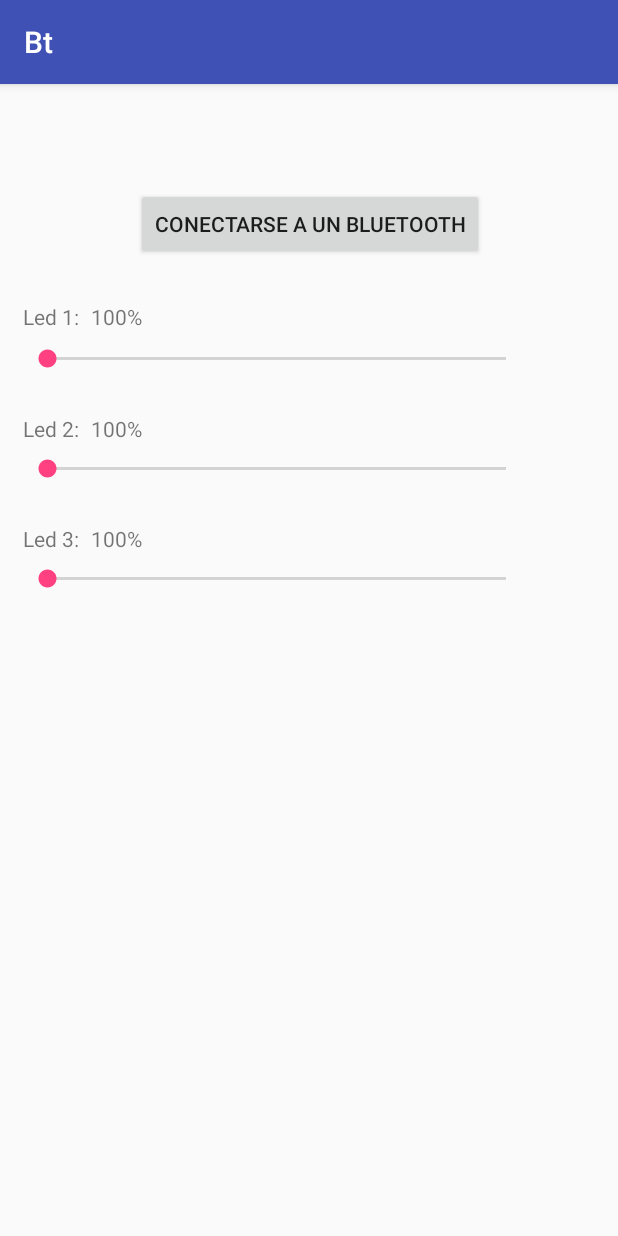
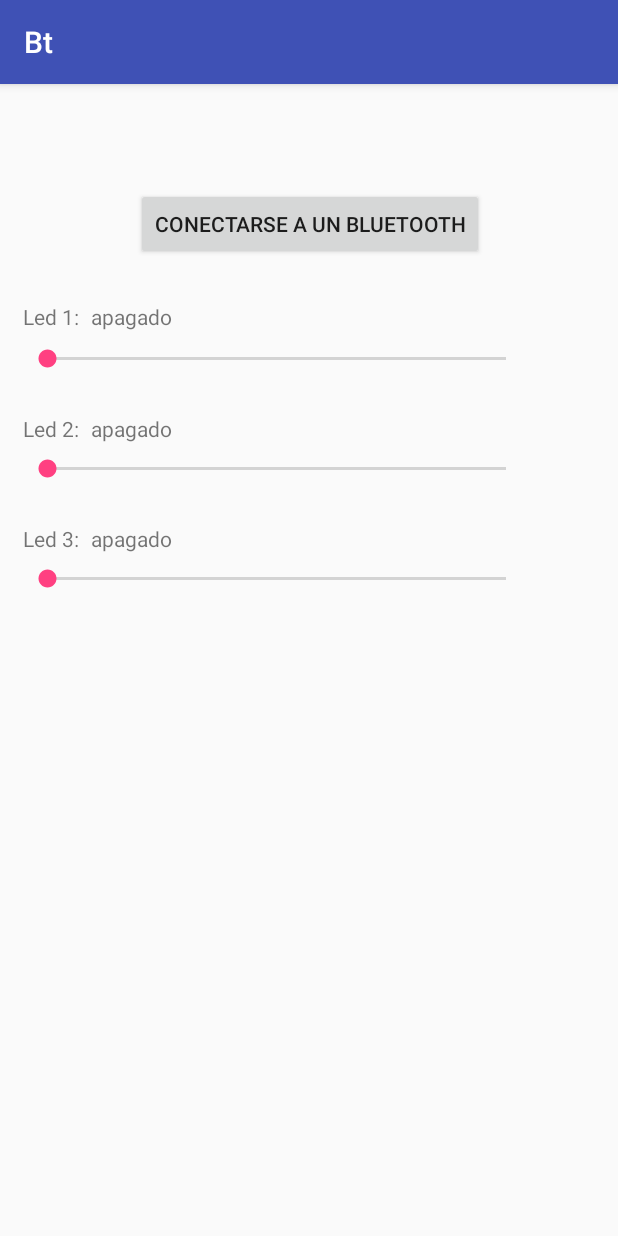
Before and after one commit to farameo/Bt, an Android app: the screen it shows after launch (MainActivity), on a phone screen of 412 x 824 dp. Run offline under Robolectric (Android 15) with nearby library versions, the phone set to English and light mode, and no system bars.

Commit message:
cambio de programacion de envio serial

```diff
--- a/app/src/main/java/com/farameo/bt/MainActivity.java
+++ b/app/src/main/java/com/farameo/bt/MainActivity.java
@@ -13,6 +13,8 @@ import android.os.Bundle;
 import android.util.Log;
 import android.view.View;
 import android.widget.Button;
+import android.widget.SeekBar;
+import android.widget.TextView;
 import android.widget.Toast;
 
 import java.io.IOException;
@@ -30,11 +32,21 @@ public class MainActivity extends AppCompatActivity {
     static final int MESSAGE_READ = 3;
     private String MAC = null;
 
+    private byte CMD_LED;
+
     private static final UUID UUID_BT = UUID.fromString("00001101-0000-1000-8000-00805f9b34fb");
 
     StringBuilder stringBuilder = new StringBuilder();
 
+    /* controles */
+
     Button button;
+    TextView tvLed1, tvLed2, tvLed3;
+    SeekBar sbLed1, sbLed2, sbLed3;
+
+
+    /* manejo del bluetooth */
+
     BluetoothAdapter bluetoothAdapter;
     BluetoothDevice bluetoothDevice = null;
     BluetoothSocket bluetoothSocket = null;
@@ -54,7 +66,25 @@ public class MainActivity extends AppCompatActivity {
         super.onCreate(savedInstanceState);
         setContentView(R.layout.activity_main);
 
-        button = (Button) findViewById(btnConectarse);
+
+        /* definicion de los controles */
+        button = (Button) findViewById(R.id.btnConectarse);
+
+        tvLed1 = (TextView) findViewById(R.id.tvLed1);
+        tvLed2 = (TextView) findViewById(R.id.tvLed2);
+        tvLed3 = (TextView) findViewById(R.id.tvLed3);
+
+        sbLed1 = (SeekBar) findViewById(R.id.sbLed1);
+        sbLed2 = (SeekBar) findViewById(R.id.sbLed2);
+        sbLed3 = (SeekBar) findViewById(R.id.sbLed3);
+
+        ponerEnCeroSeekBar();
+
+        sbLed1.setMax(100);
+        sbLed2.setMax(100);
+        sbLed3.setMax(100);
+
+        /* definicion de los manejadores de BlueTooth */
 
         bluetoothAdapter = BluetoothAdapter.getDefaultAdapter();
         if (bluetoothAdapter == null) {
@@ -63,6 +93,8 @@ public class MainActivity extends AppCompatActivity {
             Intent intent = new Intent(BluetoothAdapter.ACTION_REQUEST_ENABLE);
             startActivityForResult(intent, REQUEST_ACTIVATION);
         }
+
+        /* Handler que va a ejecutarse cada vez que se devuelvan datos desde Arduino */
 
         handler = new Handler() {
 
@@ -85,6 +117,45 @@ public class MainActivity extends AppCompatActivity {
             }
 
         };
+
+        /* seek bar */
+
+        sbLed1.setOnSeekBarChangeListener(new SeekBar.OnSeekBarChangeListener() {
+            @Override
+            public void onProgressChanged(SeekBar seekBar, int i, boolean b) {
+                tvLed1.setText(i + "%");
+            }
+
+            @Override
+            public void onStartTrackingTouch(SeekBar seekBar) {
+
+            }
+
+            @Override
+            public void onStopTrackingTouch(SeekBar seekBar) {
+                CMD_LED = (byte) 1;
+
+                if (bConexion) {
+                    enviarValor(sbLed1.getProgress());
+                }
+            }
+        });
+    }
+
+    private final byte _BYTE = (byte) 0xAA;
+    private final byte LENGTH_ANALOG = (byte) 3;
+    private final byte CMD_ANALOG = (byte) 1;
+
+    protected void enviarValor(int valor) {
+        byte[] enviar = {_BYTE, LENGTH_ANALOG, CMD_LED, (byte) valor};
+        Log.i("BT_BT", _BYTE + "");
+        cadenaPorSocket.enviar(enviar);
+    }
+
+    protected void ponerEnCeroSeekBar() {
+        tvLed1.setText("apagado");
+        tvLed2.setText("apagado");
+        tvLed3.setText("apagado");
     }
 
     @Override
@@ -133,9 +204,8 @@ public class MainActivity extends AppCompatActivity {
     }
 
     public void ocAcciones(View v) {
-        /*
         switch (v.getId()) {
-            case btnBuscar :
+            case btnConectarse :
                 if (bConexion) {
                     try {
                         bluetoothSocket.close();
@@ -151,25 +221,7 @@ public class MainActivity extends AppCompatActivity {
 
                 break;
 
-            case btnLed1:
-                Toast.makeText(this, "LED 1", Toast.LENGTH_SHORT).show();
-
-                if (bConexion) {
-                    cadenaPorSocket.enviar("led1");
-                    Toast.makeText(this, "envaido", Toast.LENGTH_SHORT).show();
-                }
-
-                break;
-
-            case btnLed2:
-                if (bConexion) {
-                    cadenaPorSocket.enviar("led2");
-                    Toast.makeText(this, "envaido", Toast.LENGTH_SHORT).show();
-                }
-                break;
-
         }
-        */
 
     }
 
@@ -187,7 +239,7 @@ public class MainActivity extends AppCompatActivity {
                 inputStreamTmp = socket.getInputStream();
                 outputStreamTmp = socket.getOutputStream();
             } catch (IOException e) {
-                Log.e("BT_BT", e.getMessage());
+                Log.i("BT_OK", e.getMessage());
 
             }
 
@@ -213,11 +265,9 @@ public class MainActivity extends AppCompatActivity {
             }
         }
 
-        public void enviar(String string) {
-            byte[] cadena = string.getBytes();
+        public void enviar(byte[] valor) {
             try {
-                outputStream.write(cadena);
-                Log.e("BT_OK", cadena + "\n");
+                outputStream.write(valor);
             } catch (IOException e) {
                 Log.e("BT_BT", e.getMessage());
 
--- a/app/src/main/res/layout/activity_main.xml
+++ b/app/src/main/res/layout/activity_main.xml
@@ -48,8 +48,10 @@
         android:layout_width="338dp"
         android:layout_height="wrap_content"
         android:layout_marginTop="9dp"
+        android:min="0"
         app:layout_constraintTop_toBottomOf="@+id/textView"
-        tools:layout_editor_absoluteX="0dp" />
+        tools:layout_editor_absoluteX="0dp"
+        tools:max="255" />
 
     <TextView
         android:id="@+id/textView1"
```
